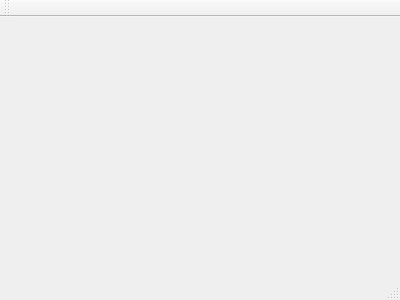
mattrichard/prog4, file mainwindow.ui: the form before one commit.
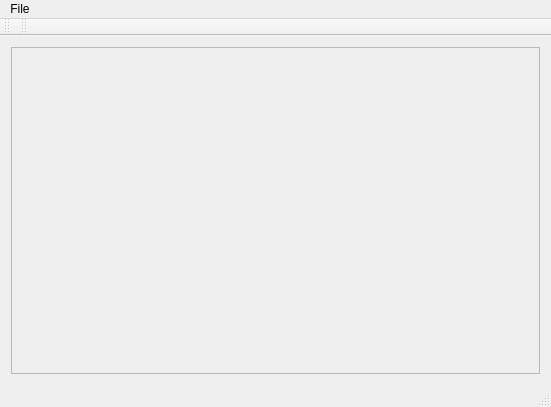
The form after the commit.

Commit message: Added label for displaying an image.

What changed in the file:
```diff
--- a/mainwindow.ui
+++ b/mainwindow.ui
@@ -1,24 +1,155 @@
 <ui version="4.0">
  <class>MainWindow</class>
- <widget class="QMainWindow" name="MainWindow" >
-  <property name="geometry" >
+ <widget class="QMainWindow" name="MainWindow">
+  <property name="geometry">
    <rect>
     <x>0</x>
     <y>0</y>
-    <width>400</width>
-    <height>300</height>
+    <width>551</width>
+    <height>407</height>
    </rect>
   </property>
   <property name="windowTitle" >
    <string>MainWindow</string>
   </property>
-  <widget class="QMenuBar" name="menuBar" />
-  <widget class="QToolBar" name="mainToolBar" />
-  <widget class="QWidget" name="centralWidget" />
-  <widget class="QStatusBar" name="statusBar" />
+  <widget class="QWidget" name="centralWidget">
+   <property name="sizePolicy">
+    <sizepolicy hsizetype="Preferred" vsizetype="Preferred">
+     <horstretch>0</horstretch>
+     <verstretch>0</verstretch>
+    </sizepolicy>
+   </property>
+   <layout class="QVBoxLayout" name="verticalLayout_2">
+    <item>
+     <widget class="QScrollArea" name="scrollArea">
+      <property name="sizePolicy">
+       <sizepolicy hsizetype="Preferred" vsizetype="Preferred">
+        <horstretch>0</horstretch>
+        <verstretch>0</verstretch>
+       </sizepolicy>
+      </property>
+      <property name="verticalScrollBarPolicy">
+       <enum>Qt::ScrollBarAsNeeded</enum>
+      </property>
+      <property name="horizontalScrollBarPolicy">
+       <enum>Qt::ScrollBarAsNeeded</enum>
+      </property>
+      <property name="widgetResizable">
+       <bool>true</bool>
+      </property>
+      <property name="alignment">
+       <set>Qt::AlignLeading|Qt::AlignLeft|Qt::AlignVCenter</set>
+      </property>
+      <widget class="QWidget" name="scrollAreaWidgetContents">
+       <property name="geometry">
+        <rect>
+         <x>0</x>
+         <y>0</y>
+         <width>531</width>
+         <height>321</height>
+        </rect>
+       </property>
+       <property name="sizePolicy">
+        <sizepolicy hsizetype="Preferred" vsizetype="Preferred">
+         <horstretch>0</horstretch>
+         <verstretch>0</verstretch>
+        </sizepolicy>
+       </property>
+       <layout class="QVBoxLayout" name="verticalLayout">
+        <item>
+         <widget class="QLabel" name="imageLabel">
+          <property name="sizePolicy">
+           <sizepolicy hsizetype="Preferred" vsizetype="Preferred">
+            <horstretch>0</horstretch>
+            <verstretch>0</verstretch>
+           </sizepolicy>
+          </property>
+          <property name="text">
+           <string/>
+          </property>
+          <property name="scaledContents">
+           <bool>false</bool>
+          </property>
+          <property name="alignment">
+           <set>Qt::AlignCenter</set>
+          </property>
+         </widget>
+        </item>
+       </layout>
+      </widget>
+     </widget>
+    </item>
+   </layout>
+  </widget>
+  <widget class="QMenuBar" name="menuBar">
+   <property name="geometry">
+    <rect>
+     <x>0</x>
+     <y>0</y>
+     <width>551</width>
+     <height>27</height>
+    </rect>
+   </property>
+   <widget class="QMenu" name="menuFile">
+    <property name="title">
+     <string>File</string>
+    </property>
+    <addaction name="actionOpen"/>
+    <addaction name="actionSave"/>
+    <addaction name="actionSave_as"/>
+    <addaction name="separator"/>
+    <addaction name="actionExit"/>
+   </widget>
+   <addaction name="menuFile"/>
+  </widget>
+  <widget class="QToolBar" name="mainToolBar">
+   <attribute name="toolBarArea">
+    <enum>TopToolBarArea</enum>
+   </attribute>
+   <attribute name="toolBarBreak">
+    <bool>false</bool>
+   </attribute>
+  </widget>
+  <widget class="QStatusBar" name="statusBar"/>
+  <widget class="QToolBar" name="toolBar">
+   <property name="windowTitle">
+    <string>toolBar</string>
+   </property>
+   <attribute name="toolBarArea">
+    <enum>TopToolBarArea</enum>
+   </attribute>
+   <attribute name="toolBarBreak">
+    <bool>false</bool>
+   </attribute>
+  </widget>
+  <action name="actionExit">
+   <property name="text">
+    <string>Exit</string>
+   </property>
+   <property name="shortcut">
+    <string>Ctrl+Q</string>
+   </property>
+  </action>
+  <action name="actionOpen">
+   <property name="text">
+    <string>Open</string>
+   </property>
+   <property name="shortcut">
+    <string>Ctrl+O</string>
+   </property>
+  </action>
+  <action name="actionSave">
+   <property name="text">
+    <string>Save</string>
+   </property>
+  </action>
+  <action name="actionSave_as">
+   <property name="text">
+    <string>Save as</string>
+   </property>
+  </action>
  </widget>
- <layoutDefault spacing="6" margin="11" />
- <pixmapfunction></pixmapfunction>
+ <layoutdefault spacing="6" margin="11"/>
  <resources/>
  <connections/>
 </ui>
```
Left out of the diff: 3 changed lines with no effect on the pictures. The commit also changes 2 other files.
